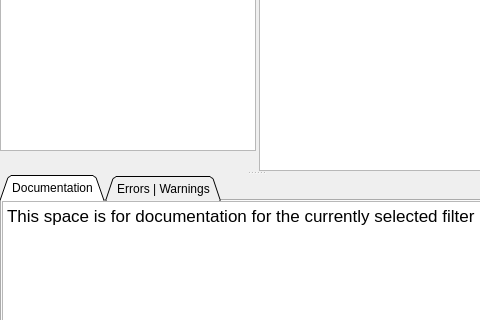
Above: Source/PipelineBuilder/UI_Files/PipelineBuilderWidget.ui from BlueQuartzSoftware/DREAM3D before the change; both pictures show x 0 to 480 and y 279 to 599 of the 944 by 700 pixel window. Below: the same form after it.
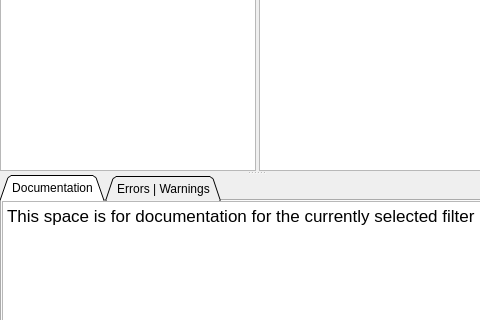
That is the form after the change. Icons and pictures are not drawn. Custom widgets are drawn as their Qt base class.

Commit message: Removing extra layout widgets and spacers that are no longer needed

```diff
--- a/Source/PipelineBuilder/UI_Files/PipelineBuilderWidget.ui
+++ b/Source/PipelineBuilder/UI_Files/PipelineBuilderWidget.ui
@@ -135,29 +135,6 @@
               </column>
              </widget>
             </item>
-            <item>
-             <spacer name="horizontalSpacer">
-              <property name="orientation">
-               <enum>Qt::Horizontal</enum>
-              </property>
-              <property name="sizeHint" stdset="0">
-               <size>
-                <width>40</width>
-                <height>20</height>
-               </size>
-              </property>
-             </spacer>
-            </item>
-            <item>
-             <layout class="QHBoxLayout" name="horizontalLayout">
-              <property name="spacing">
-               <number>5</number>
-              </property>
-              <property name="leftMargin">
-               <number>5</number>
-              </property>
-             </layout>
-            </item>
            </layout>
           </widget>
           <widget class="QFilterListWidget" name="filterList">
```
Left out of the diff: 6 changed lines with no effect on the pictures.
